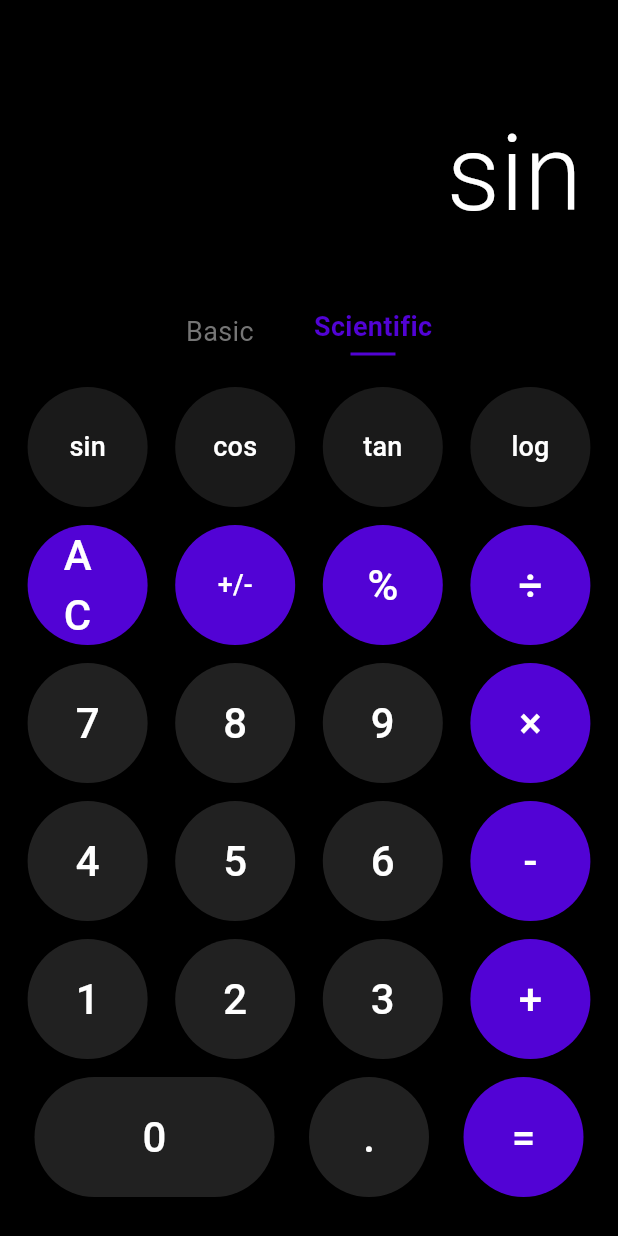
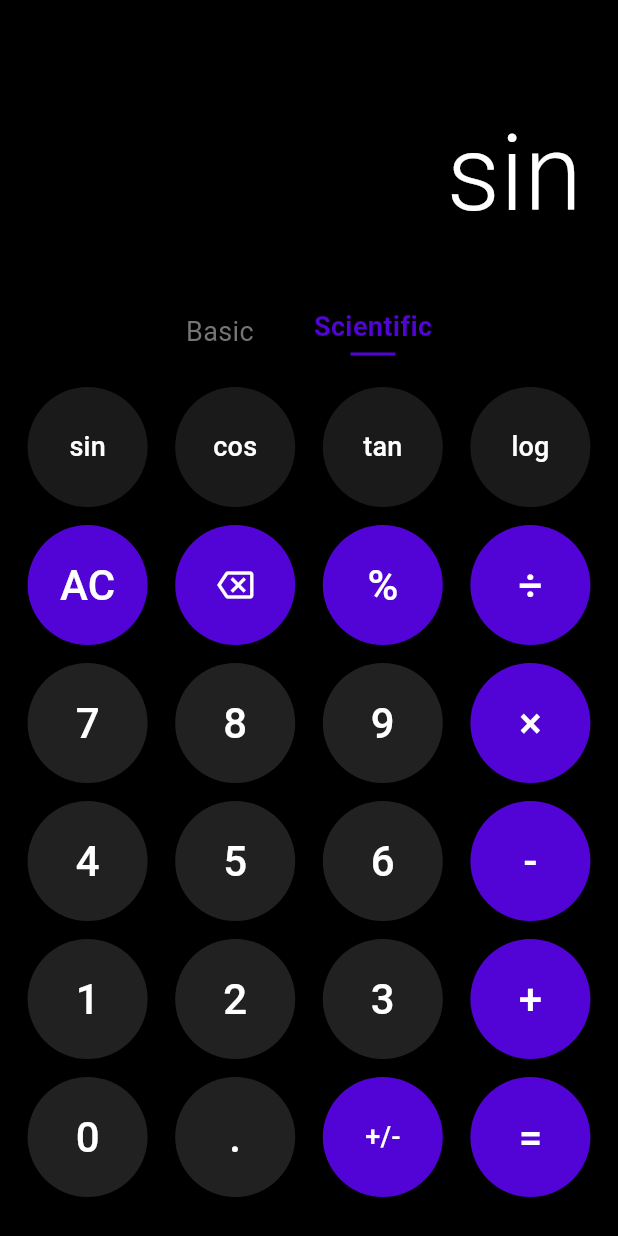
Before and after one commit to AnibalRamosdev/calculadora, a Flutter app: the screen it shows after launch, after a tap on "Scientific", after a tap on "sin", on a phone screen of 412 x 824 dp. Run offline on Flutter 3.47's test engine with Material 3 defaults, Android fonts, the phone set to English and light mode, and no system bars; our stand-ins replace math_expressions.

Commit message:
Añadido boton borrado por pasos

```diff
--- a/lib/calculator_logic.dart
+++ b/lib/calculator_logic.dart
@@ -9,8 +9,7 @@ class CalculatorLogic {
           .replaceAll('÷', '/')
           .replaceAll('x', '*');
 
-      // 2. LÓGICA DE PORCENTAJE RELATIVO (Ej: 100 - 10%)
-      // Esta expresión regular busca: Numero, Operador (+ o -), y otro Numero con %
+      // 2. Lógica de porcentaje relativo (Ej: 100 - 10%)
       final regExpRelativo = RegExp(r'(\d+\.?\d*)\s*([+\-])\s*(\d+\.?\d*)%');
 
       exp = exp.replaceAllMapped(regExpRelativo, (match) {
@@ -18,27 +17,24 @@ class CalculatorLogic {
         String operador = match.group(2)!;
         double porcentaje = double.parse(match.group(3)!);
 
-        // Calculamos el porcentaje basado en el primer número
         double valorCalculado = (numBase * porcentaje) / 100;
         return "$numBase $operador $valorCalculado";
       });
 
-      // 3. LÓGICA DE PORCENTAJE SIMPLE (Ej: 50% * 2)
-      // Si queda algún % suelto, lo dividimos por 100
+      // 3. Porcentaje simple (Ej: 50% -> 0.5)
       exp = exp.replaceAll('%', '/100');
 
-      // 4. PROCESAR CON LA LIBRERÍA
+      // 4. Procesar con la librería math_expressions
       Parser p = Parser();
       Expression expression = p.parse(exp);
       ContextModel cm = ContextModel();
       double eval = expression.evaluate(EvaluationType.REAL, cm);
 
-      // 5. FORMATEO FINAL
+      // 5. Formateo de salida
       if (eval % 1 == 0) {
         return eval.toInt().toString();
       } else {
-        // Redondeo para evitar errores de precisión (ej: 0.000000004)
-        String res = eval.toStringAsFixed(10);
+        String res = eval.toStringAsFixed(8);
         return res.replaceAll(RegExp(r'0+$'), '').replaceAll(RegExp(r'\.$'), '');
       }
     } catch (e) {
--- a/lib/calculator_screen.dart
+++ b/lib/calculator_screen.dart
@@ -1,5 +1,5 @@
 import 'package:flutter/material.dart';
-import 'calculator_logic.dart'; // Importante: Conecta con tu archivo de lógica
+import 'calculator_logic.dart';
 
 class CalculadoraHome extends StatefulWidget {
   const CalculadoraHome({super.key});
@@ -17,13 +17,18 @@ class _CalculadoraHomeState extends State<CalculadoraHome> {
       if (texto == "AC") {
         _pantalla = "0";
       }
+      else if (texto == "⌫") {
+        if (_pantalla.length > 1) {
+          _pantalla = _pantalla.substring(0, _pantalla.length - 1);
+        } else {
+          _pantalla = "0";
+        }
+      }
       else if (texto == "=") {
-        // Aquí ocurre la magia: llamamos a la lógica que creaste
         _pantalla = CalculatorLogic.calcular(_pantalla);
       }
       else if (texto == "+/-") {
-        // Lógica simple para cambiar signo
-        if (_pantalla != "0") {
+        if (_pantalla != "0" && _pantalla != "Error") {
           if (_pantalla.startsWith("-")) {
             _pantalla = _pantalla.substring(1);
           } else {
@@ -32,8 +37,7 @@ class _CalculadoraHomeState extends State<CalculadoraHome> {
         }
       }
       else {
-        // Evitar que se acumulen ceros al inicio
-        if (_pantalla == "0") {
+        if (_pantalla == "0" || _pantalla == "Error") {
           _pantalla = texto;
         } else {
           _pantalla += texto;
@@ -49,27 +53,20 @@ class _CalculadoraHomeState extends State<CalculadoraHome> {
       body: SafeArea(
         child: Column(
           children: [
-            // 1. Pantalla de resultados
             Expanded(
               child: Container(
                 alignment: Alignment.bottomRight,
                 padding: const EdgeInsets.all(24),
-                child: SingleChildScrollView( // Por si la cifra es muy larga
+                child: SingleChildScrollView(
                   reverse: true,
                   scrollDirection: Axis.horizontal,
                   child: Text(
                     _pantalla,
-                    style: const TextStyle(
-                      fontSize: 70,
-                      color: Colors.white,
-                      fontWeight: FontWeight.w300,
-                    ),
+                    style: const TextStyle(fontSize: 70, color: Colors.white, fontWeight: FontWeight.w300),
                   ),
                 ),
               ),
             ),
-
-            // 2. Selectores de Modo
             Padding(
               padding: const EdgeInsets.symmetric(vertical: 15),
               child: Row(
@@ -81,18 +78,16 @@ class _CalculadoraHomeState extends State<CalculadoraHome> {
                 ],
               ),
             ),
-
-            // 3. Teclado
             Column(
               children: [
                 if (_modoActual == "Scientific")
                   _crearFila(["sin", "cos", "tan", "log"]),
 
-                _crearFila(["AC", "+/-", "%", "÷"]),
+                _crearFila(["AC", "⌫", "%", "÷"]),
                 _crearFila(["7", "8", "9", "×"]),
                 _crearFila(["4", "5", "6", "-"]),
                 _crearFila(["1", "2", "3", "+"]),
-                _crearFila(["0", ".", "="]),
+                _crearFila(["0", ".", "+/-", "="]),
                 const SizedBox(height: 20),
               ],
             ),
@@ -108,21 +103,8 @@ class _CalculadoraHomeState extends State<CalculadoraHome> {
       onTap: () => setState(() => _modoActual = nombre),
       child: Column(
         children: [
-          Text(
-            nombre,
-            style: TextStyle(
-              fontSize: 18,
-              color: seleccionado ? const Color(0xFF5203D5) : Colors.grey[600],
-              fontWeight: seleccionado ? FontWeight.bold : FontWeight.normal,
-            ),
-          ),
-          if (seleccionado)
-            Container(
-              margin: const EdgeInsets.only(top: 4),
-              height: 2,
-              width: 30,
-              color: const Color(0xFF5203D5),
-            ),
+          Text(nombre, style: TextStyle(fontSize: 18, color: seleccionado ? const Color(0xFF5203D5) : Colors.grey[600], fontWeight: seleccionado ? FontWeight.bold : FontWeight.normal)),
+          if (seleccionado) Container(margin: const EdgeInsets.only(top: 4), height: 2, width: 30, color: const Color(0xFF5203D5)),
         ],
       ),
     );
@@ -132,39 +114,34 @@ class _CalculadoraHomeState extends State<CalculadoraHome> {
     return Padding(
       padding: const EdgeInsets.symmetric(vertical: 6),
       child: Row(
-        mainAxisAlignment: MainAxisAlignment.spaceEvenly,
-        children: botones.map((texto) => _botonPersonalizado(texto)).toList(),
+          mainAxisAlignment: MainAxisAlignment.spaceEvenly,
+          children: botones.map((texto) => _botonPersonalizado(texto)).toList()
       ),
     );
   }
 
   Widget _botonPersonalizado(String texto) {
     Color colorFondo = const Color(0xFF212121);
-    Color colorTexto = Colors.white;
-
-    if ("AC%÷×-+= ".contains(texto) || texto == "+/-") {
+    if ("AC%÷×-+=⌫".contains(texto) || texto == "+/-") {
       colorFondo = const Color(0xFF5203D5);
     } else if ("sin cos tan log".contains(texto)) {
       colorFondo = const Color(0xFF1A1A1A);
     }
 
     return SizedBox(
-      width: texto == "0" ? 160 : 80,
+      width: 80,
       height: 80,
       child: ElevatedButton(
         style: ElevatedButton.styleFrom(
           backgroundColor: colorFondo,
-          shape: texto == "0" ? const StadiumBorder() : const CircleBorder(),
+          shape: const CircleBorder(),
           elevation: 0,
+          padding: EdgeInsets.zero,
         ),
         onPressed: () => _presionarBoton(texto),
-        child: Text(
-          texto,
-          style: TextStyle(
-            fontSize: texto.length > 2 ? 18 : 28,
-            color: colorTexto,
-          ),
-        ),
+        child: texto == "⌫"
+            ? const Icon(Icons.backspace_outlined, color: Colors.white, size: 24)
+            : Text(texto, style: TextStyle(fontSize: texto.length > 2 ? 18 : 28, color: Colors.white)),
       ),
     );
   }
```
